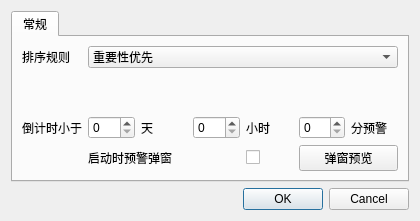
This is source/setWin.ui in Xenon-Xu/ddl-saver as Qt 5 draws it before an edit. The edited form follows.
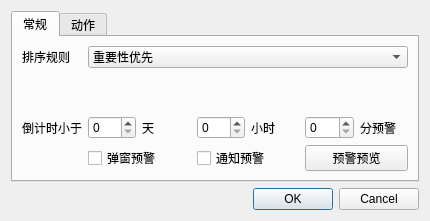
This is the edited form. Icons and pictures are not drawn.

```diff
--- a/source/setWin.ui
+++ b/source/setWin.ui
@@ -9,19 +9,19 @@
    <rect>
     <x>0</x>
     <y>0</y>
-    <width>420</width>
+    <width>430</width>
     <height>221</height>
    </rect>
   </property>
   <property name="minimumSize">
    <size>
-    <width>420</width>
+    <width>430</width>
     <height>221</height>
    </size>
   </property>
   <property name="maximumSize">
    <size>
-    <width>420</width>
+    <width>430</width>
     <height>221</height>
    </size>
   </property>
@@ -55,13 +55,6 @@
       <layout class="QGridLayout" name="gridLayout_3">
        <item row="0" column="0">
         <layout class="QGridLayout" name="gridLayout_2">
-         <item row="3" column="4">
-          <widget class="QCheckBox" name="warningWinCheckBox">
-           <property name="text">
-            <string/>
-           </property>
-          </widget>
-         </item>
          <item row="2" column="0">
           <widget class="QLabel" name="label_2">
            <property name="text">
@@ -69,13 +62,6 @@
            </property>
           </widget>
          </item>
-         <item row="3" column="1" colspan="3">
-          <widget class="QLabel" name="label_6">
-           <property name="text">
-            <string>启动时预警弹窗</string>
-           </property>
-          </widget>
-         </item>
          <item row="0" column="1" colspan="6">
           <widget class="QComboBox" name="sortRuleComboBox">
            <item>
@@ -107,7 +93,7 @@
          <item row="3" column="5" colspan="2">
           <widget class="QPushButton" name="warningWinPushButton">
            <property name="text">
-            <string>弹窗预览</string>
+            <string>预警预览</string>
            </property>
           </widget>
          </item>
@@ -159,10 +145,38 @@
            </property>
           </widget>
          </item>
+         <item row="3" column="1" colspan="2">
+          <widget class="QCheckBox" name="warningWinCheckBox">
+           <property name="text">
+            <string>弹窗预警</string>
+           </property>
+          </widget>
+         </item>
+         <item row="3" column="3" colspan="2">
+          <widget class="QCheckBox" name="warningToastCheckBox">
+           <property name="text">
+            <string>通知预警</string>
+           </property>
+          </widget>
+         </item>
         </layout>
        </item>
       </layout>
      </widget>
+     <widget class="QWidget" name="actionTab">
+      <attribute name="title">
+       <string>动作</string>
+      </attribute>
+      <layout class="QGridLayout" name="gridLayout_4">
+       <item row="0" column="0">
+        <widget class="QCheckBox" name="remTrayCheckBox">
+         <property name="text">
+          <string>记住关闭按钮动作</string>
+         </property>
+        </widget>
+       </item>
+      </layout>
+     </widget>
     </widget>
    </item>
   </layout>
```
Left out of the diff: 17 changed lines with no effect on the pictures.
